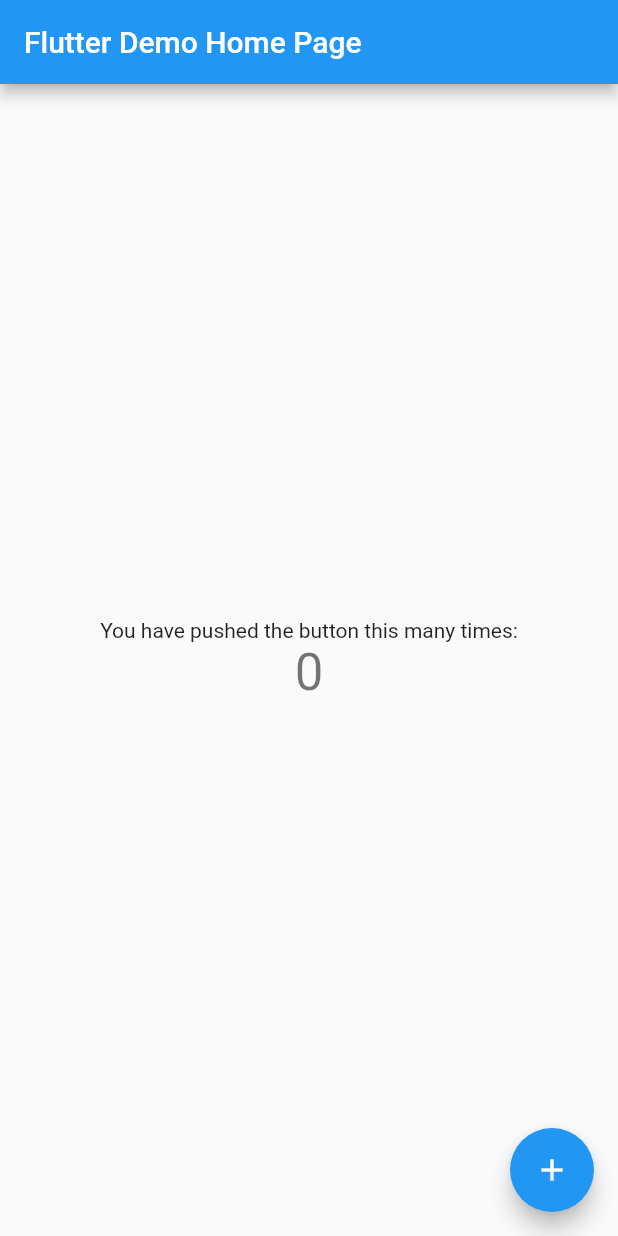
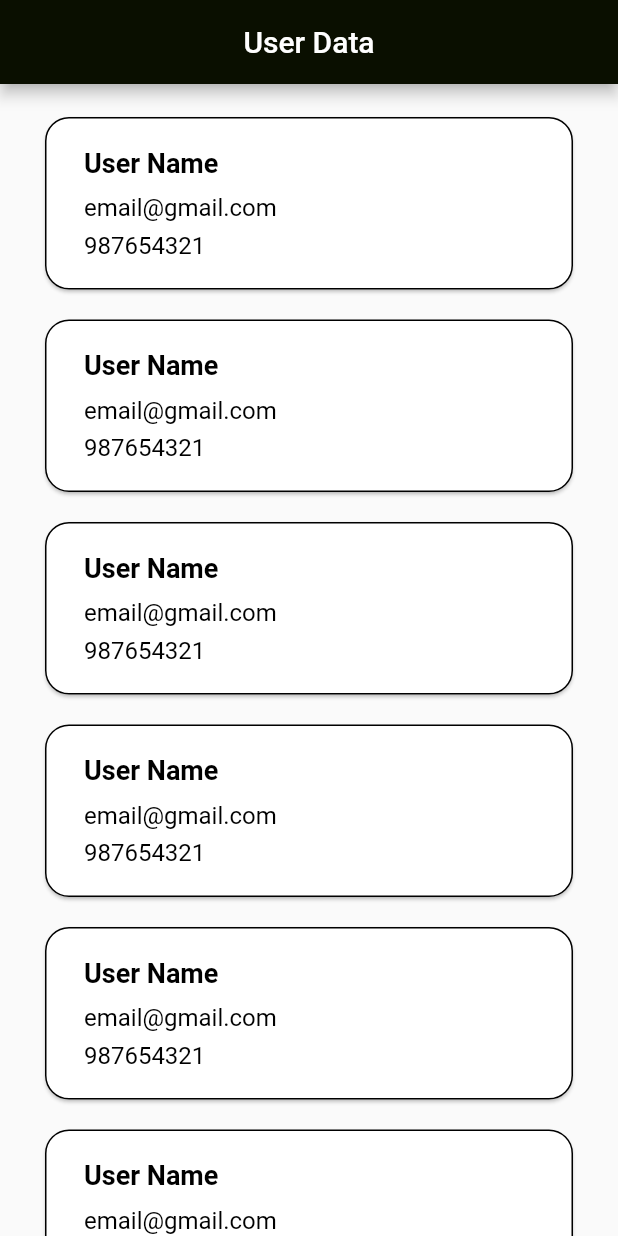
Before and after one commit to vysakhck/user_app, a Flutter app: the screen it shows after launch, on a phone screen of 412 x 824 dp. Run offline on Flutter 3.47's test engine with Material 2 defaults, Android fonts, the phone set to English and light mode, and no system bars.

Commit message:
home screen created

```diff
--- a/lib/main.dart
+++ b/lib/main.dart
@@ -1,115 +1,18 @@
 import 'package:flutter/material.dart';
+import 'package:user_app/view/home/home_screen.dart';
 
 void main() {
-  runApp(const MyApp());
+  runApp(const Myapp());
 }
 
-class MyApp extends StatelessWidget {
-  const MyApp({super.key});
+class Myapp extends StatelessWidget {
+  const Myapp({super.key});
 
-  // This widget is the root of your application.
   @override
   Widget build(BuildContext context) {
     return MaterialApp(
-      title: 'Flutter Demo',
-      theme: ThemeData(
-        // This is the theme of your application.
-        //
-        // Try running your application with "flutter run". You'll see the
-        // application has a blue toolbar. Then, without quitting the app, try
-        // changing the primarySwatch below to Colors.green and then invoke
-        // "hot reload" (press "r" in the console where you ran "flutter run",
-        // or simply save your changes to "hot reload" in a Flutter IDE).
-        // Notice that the counter didn't reset back to zero; the application
-        // is not restarted.
-        primarySwatch: Colors.blue,
-      ),
-      home: const MyHomePage(title: 'Flutter Demo Home Page'),
+      debugShowCheckedModeBanner: false,
+      home: HomeScreen(),
     );
   }
 }
-
-class MyHomePage extends StatefulWidget {
-  const MyHomePage({super.key, required this.title});
-
-  // This widget is the home page of your application. It is stateful, meaning
-  // that it has a State object (defined below) that contains fields that affect
-  // how it looks.
-
-  // This class is the configuration for the state. It holds the values (in this
-  // case the title) provided by the parent (in this case the App widget) and
-  // used by the build method of the State. Fields in a Widget subclass are
-  // always marked "final".
-
-  final String title;
-
-  @override
-  State<MyHomePage> createState() => _MyHomePageState();
-}
-
-class _MyHomePageState extends State<MyHomePage> {
-  int _counter = 0;
-
-  void _incrementCounter() {
-    setState(() {
-      // This call to setState tells the Flutter framework that something has
-      // changed in this State, which causes it to rerun the build method below
-      // so that the display can reflect the updated values. If we changed
-      // _counter without calling setState(), then the build method would not be
-      // called again, and so nothing would appear to happen.
-      _counter++;
-    });
-  }
-
-  @override
-  Widget build(BuildContext context) {
-    // This method is rerun every time setState is called, for instance as done
-    // by the _incrementCounter method above.
-    //
-    // The Flutter framework has been optimized to make rerunning build methods
-    // fast, so that you can just rebuild anything that needs updating rather
-    // than having to individually change instances of widgets.
-    return Scaffold(
-      appBar: AppBar(
-        // Here we take the value from the MyHomePage object that was created by
-        // the App.build method, and use it to set our appbar title.
-        title: Text(widget.title),
-      ),
-      body: Center(
-        // Center is a layout widget. It takes a single child and positions it
-        // in the middle of the parent.
-        child: Column(
-          // Column is also a layout widget. It takes a list of children and
-          // arranges them vertically. By default, it sizes itself to fit its
-          // children horizontally, and tries to be as tall as its parent.
-          //
-          // Invoke "debug painting" (press "p" in the console, choose the
-          // "Toggle Debug Paint" action from the Flutter Inspector in Android
-          // Studio, or the "Toggle Debug Paint" command in Visual Studio Code)
-          // to see the wireframe for each widget.
-          //
-          // Column has various properties to control how it sizes itself and
-          // how it positions its children. Here we use mainAxisAlignment to
-          // center the children vertically; the main axis here is the vertical
-          // axis because Columns are vertical (the cross axis would be
-          // horizontal).
-          mainAxisAlignment: MainAxisAlignment.center,
-          children: <Widget>[
-            const Text(
-              'You have pushed the button this many times:',
-            ),
-            Text(
-              '$_counter',
-              style: Theme.of(context).textTheme.headlineMedium,
-            ),
-          ],
-        ),
-      ),
-      floatingActionButton: FloatingActionButton(
-        onPressed: _incrementCounter,
-        tooltip: 'Increment',
-        child: const Icon(Icons.add),
-      ), // This trailing comma makes auto-formatting nicer for build methods.
-    );
-  }
-}
--- /dev/null
+++ b/lib/serivces/api_services.dart
@@ -0,0 +1 @@
+class ApiServices {}
--- /dev/null
+++ b/lib/view/home/home_screen.dart
@@ -0,0 +1,57 @@
+import 'package:flutter/material.dart';
+
+class HomeScreen extends StatelessWidget {
+  const HomeScreen({super.key});
+
+  @override
+  Widget build(BuildContext context) {
+    return Scaffold(
+      appBar: AppBar(
+        backgroundColor: const Color(0xFF0a0f00),
+        centerTitle: true,
+        title: const Text('User Data'),
+      ),
+      body: ListView.separated(
+        separatorBuilder: (context, index) => const SizedBox(height: 12),
+        padding: const EdgeInsets.symmetric(horizontal: 26, vertical: 18),
+        itemBuilder: (_, index) => InkWell(
+          onTap: () {},
+          child: Card(
+            shape: RoundedRectangleBorder(
+              borderRadius: BorderRadius.circular(16),
+              side: const BorderSide(width: 1),
+            ),
+            // color: const Color(0xFF0a0f00),
+            child: Padding(
+              padding: const EdgeInsets.symmetric(horizontal: 26, vertical: 20),
+              child: Column(
+                crossAxisAlignment: CrossAxisAlignment.start,
+                children: const [
+                  Text(
+                    'User Name',
+                    style: TextStyle(
+                        color: Colors.black,
+                        fontSize: 18,
+                        fontWeight: FontWeight.bold),
+                  ),
+                  SizedBox(height: 10),
+                  Text(
+                    'email@gmail.com',
+                    style: TextStyle(color: Colors.black, fontSize: 16),
+                  ),
+                  SizedBox(height: 6),
+                  Text(
+                    '987654321',
+                    style: TextStyle(color: Colors.black, fontSize: 16),
+                  ),
+                ],
+              ),
+            ),
+          ),
+        ),
+        itemCount: 10,
+        shrinkWrap: true,
+      ),
+    );
+  }
+}
```
